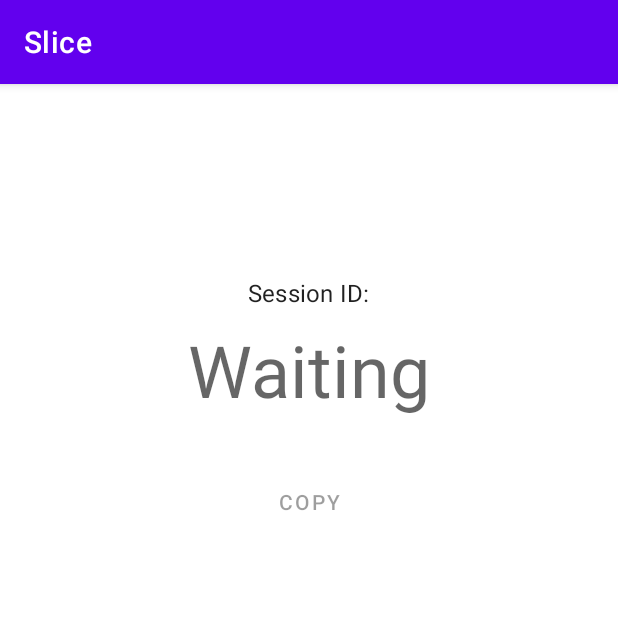
After one commit to Iyxan23/skpro-dc-contest, an Android app: the RemoteFragment screen opened through its navigation route, on a phone screen of 412 x 824 dp, the top half of it. The commit adds this screen. Run offline under Robolectric (Android 15) with nearby library versions, the phone set to English and light mode, and no system bars; libraries missing offline, so code that uses them is left out: com.zhuinden.fragmentviewbindingdelegatekt; 6 statements that could not run were skipped.

Commit message:
app: move remote connection code to a separate fragment

```diff
--- /dev/null
+++ b/android-app/app/src/main/java/com/iyxan23/slice/ui/remote/RemoteFragment.kt
@@ -0,0 +1,139 @@
+package com.iyxan23.slice.ui.remote
+
+import android.app.Activity
+import android.app.AlertDialog
+import android.content.ClipData
+import android.content.ClipboardManager
+import android.content.Context
+import android.content.Intent
+import android.media.projection.MediaProjectionManager
+import android.os.Bundle
+import android.os.Handler
+import android.os.Looper
+import android.util.Log
+import android.view.View
+import android.widget.Toast
+import androidx.activity.result.contract.ActivityResultContracts
+import androidx.fragment.app.Fragment
+import androidx.navigation.fragment.findNavController
+import com.iyxan23.slice.App
+import com.iyxan23.slice.R
+import com.iyxan23.slice.databinding.FragmentRemoteBinding
+import com.iyxan23.slice.domain.models.response.CreateSessionResponse
+import com.iyxan23.slice.domain.service.RemoteControlService
+import com.iyxan23.slice.shared.SOCKET_EMIT_CREATE_SESSION
+import com.iyxan23.slice.shared.SOCKET_EVENT_CONTROLLER_CONNECT
+import com.iyxan23.slice.ui.main.TAG
+import com.zhuinden.fragmentviewbindingdelegatekt.viewBinding
+import kotlinx.serialization.decodeFromString
+import kotlinx.serialization.json.Json
+
+class RemoteFragment : Fragment(R.layout.fragment_remote) {
+    private val binding by viewBinding(FragmentRemoteBinding::bind)
+    private val socket by lazy { (requireActivity().application as App).socket }
+    private val sharedPref by lazy { requireContext().getSharedPreferences("data", Context.MODE_PRIVATE) }
+
+    override fun onCreate(savedInstanceState: Bundle?) {
+        super.onCreate(savedInstanceState)
+
+        // check if we've connected, if not then connect!
+        if (!socket.connected()) {
+            Log.d(TAG, "onViewCreated: Not connected, connecting")
+            socket.connect()
+            Log.d(TAG, "onViewCreated: Connected!")
+        }
+
+        // called when a controller is connecting to us!
+        socket.on(SOCKET_EVENT_CONTROLLER_CONNECT) {
+            // todo
+        }
+    }
+
+    override fun onViewCreated(view: View, savedInstanceState: Bundle?) {
+        super.onViewCreated(view, savedInstanceState)
+
+        // we're going to ask for the server to create a session
+        socket.emit(SOCKET_EMIT_CREATE_SESSION, emptyArray()) { ack ->
+            if (ack[0] == null) {
+                showError("Server sent an invalid response, is the server we're connecting to valid?")
+                return@emit
+            }
+
+            when (val response = Json.decodeFromString<CreateSessionResponse>(ack.toString())) {
+                is CreateSessionResponse.Success -> {
+                    // success! show the session id to the user and store the token elsewhere
+                    Handler(Looper.getMainLooper()).post {
+                        binding.sessionId.text = response.sessionId
+                        binding.copySessionId.isEnabled = true
+                    }
+
+                    // save the token to sharedpref because yes
+                    sharedPref
+                        .edit()
+                        .putString("token", response.token)
+                        .apply()
+                }
+
+                is CreateSessionResponse.Error -> {
+                    // :(
+                    Handler(Looper.getMainLooper()).post { binding.sessionId.text = "Error" }
+                    showError(response.message)
+                }
+            }
+        }
+
+        binding.copySessionId.setOnClickListener {
+            val clipboardManager = requireContext().getSystemService(Context.CLIPBOARD_SERVICE) as ClipboardManager
+            clipboardManager.setPrimaryClip(ClipData.newPlainText("Slice session ID", binding.sessionId.text))
+
+            Toast.makeText(requireContext(), "Copied to clipboard", Toast.LENGTH_SHORT).show()
+        }
+    }
+
+    override fun onDestroy() {
+        super.onDestroy()
+
+        // remove socket events that were previously defined in onCreate
+        socket.off(SOCKET_EVENT_CONTROLLER_CONNECT)
+    }
+
+    private fun showError(message: String) {
+        AlertDialog.Builder(requireContext())
+            .setTitle("Error")
+            .setMessage("Failed to create a new session: $message")
+            .setPositiveButton("Ok") { dialog, _ -> dialog.dismiss() }
+            .setOnDismissListener {
+                // go back to main fragment
+                findNavController().popBackStack()
+            }
+    }
+
+    /**
+     * Asks for media projection and kick-starts the remote control service
+     */
+    private fun startRemoteControl() {
+        // we're going to request for mediaprojection, then start the RemoteControlService
+        // with the mediaprojection token passed through to it
+        val mediaProjectionManager = requireActivity()
+            .getSystemService(Context.MEDIA_PROJECTION_SERVICE) as MediaProjectionManager
+
+        registerForActivityResult(ActivityResultContracts.StartActivityForResult()) {
+            if (it.resultCode != Activity.RESULT_OK) {
+                Toast.makeText(
+                    requireContext(),
+                    "We require the screen capture permission to be able to share your screen with the controller",
+                    Toast.LENGTH_SHORT
+                ).show()
+
+                return@registerForActivityResult
+            }
+
+            // we start the remote control service
+            requireActivity().startForegroundService(
+                Intent(requireActivity(), RemoteControlService::class.java).apply {
+                    putExtra("media_projection_token", it.data!!.clone() as Intent)
+                }
+            )
+        }.launch(mediaProjectionManager.createScreenCaptureIntent())
+    }
+}
--- /dev/null
+++ b/android-app/app/src/main/res/layout/fragment_remote.xml
@@ -0,0 +1,42 @@
+<?xml version="1.0" encoding="utf-8"?>
+<androidx.constraintlayout.widget.ConstraintLayout xmlns:android="http://schemas.android.com/apk/res/android"
+    xmlns:app="http://schemas.android.com/apk/res-auto"
+    xmlns:tools="http://schemas.android.com/tools"
+    android:layout_width="match_parent"
+    android:layout_height="match_parent">
+
+    <TextView
+        android:id="@+id/session_id_header"
+        style="@style/TextAppearance.MaterialComponents.Subtitle1"
+        android:layout_width="wrap_content"
+        android:layout_height="wrap_content"
+        android:layout_marginTop="128dp"
+        android:text="Session ID:"
+        app:layout_constraintEnd_toEndOf="parent"
+        app:layout_constraintStart_toStartOf="parent"
+        app:layout_constraintTop_toTopOf="parent" />
+
+    <TextView
+        style="@style/TextAppearance.MaterialComponents.Headline3"
+        android:id="@+id/session_id"
+        android:layout_width="wrap_content"
+        android:layout_height="wrap_content"
+        android:layout_marginTop="8dp"
+        android:text="Waiting"
+        android:textIsSelectable="true"
+        app:layout_constraintEnd_toEndOf="@+id/session_id_header"
+        app:layout_constraintStart_toStartOf="@+id/session_id_header"
+        app:layout_constraintTop_toBottomOf="@+id/session_id_header" />
+
+    <Button
+        android:id="@+id/copy_session_id"
+        style="@style/Widget.MaterialComponents.Button.TextButton"
+        android:layout_width="wrap_content"
+        android:layout_height="wrap_content"
+        android:layout_marginTop="32dp"
+        android:enabled="false"
+        android:text="Copy"
+        app:layout_constraintEnd_toEndOf="@+id/session_id"
+        app:layout_constraintStart_toStartOf="@+id/session_id"
+        app:layout_constraintTop_toBottomOf="@+id/session_id" />
+</androidx.constraintlayout.widget.ConstraintLayout>
--- a/android-app/app/src/main/res/navigation/navigation.xml
+++ b/android-app/app/src/main/res/navigation/navigation.xml
@@ -10,9 +10,16 @@
         <action
             android:id="@+id/action_mainFragment2_to_controlFragment"
             app:destination="@id/controlFragment" />
+        <action
+            android:id="@+id/action_mainFragment2_to_remoteFragment"
+            app:destination="@id/remoteFragment" />
     </fragment>
     <fragment
         android:id="@+id/controlFragment"
         android:name="com.iyxan23.slice.ui.control.ControlFragment"
         android:label="ControlFragment" />
+    <fragment
+        android:id="@+id/remoteFragment"
+        android:name="com.iyxan23.slice.ui.remote.RemoteFragment"
+        android:label="RemoteFragment" />
 </navigation>
--- a/android-app/build.gradle
+++ b/android-app/build.gradle
@@ -7,6 +7,7 @@ buildscript {
     dependencies {
         classpath "com.android.tools.build:gradle:7.0.4"
         classpath "org.jetbrains.kotlin:kotlin-gradle-plugin:1.6.0"
+        classpath "org.jetbrains.kotlin:kotlin-serialization:1.6.0"
 
         // NOTE: Do not place your application dependencies here; they belong
         // in the individual module build.gradle files
```
Also changed, not shown: android-app/app/build.gradle (+6 -1 lines), android-app/app/src/main/java/com/iyxan23/slice/domain/models/response/CreateSessionResponse.kt (added, +12 -0 lines), android-app/app/src/main/java/com/iyxan23/slice/ui/main/MainFragment.kt (+2 -44 lines), 1 other file.
